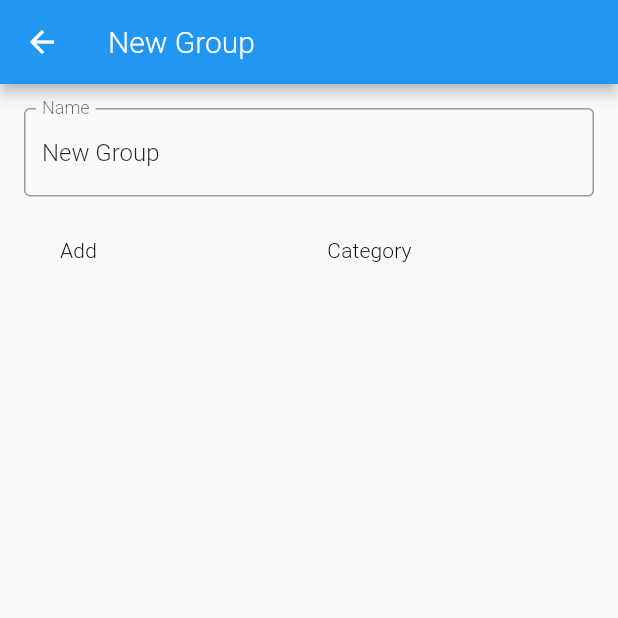
After one commit to EliasDolinsek/cashcockpit, a Flutter app: the GroupPage screen opened by its route, on a phone screen of 412 x 824 dp, the top half of it. The commit adds this screen. Run offline on Flutter 3.47's test engine with Material 2 defaults, Android fonts, the phone set to English and light mode, and no system bars; our stand-ins replace firebase_auth, firebase_database, flutter_masked_text, flutter_money_formatter; accounts and stored records are empty; statements that could not run were skipped.

Commit message:
Teile von Group-Widgets wurden erstellt

```diff
--- a/lib/core/category.dart
+++ b/lib/core/category.dart
@@ -19,13 +19,15 @@ class Category {
 class Goal {
 
   double amount;
+  bool enabled;
 
-  Goal({this.amount = 0});
+  Goal({this.amount = 0, this.enabled = false});
 
   factory Goal.fromSnapshot(DataSnapshot s, {bool useSubMap = false, String subMapCode = "goal"}) {
     Map<dynamic, dynamic> goalMap = useSubMap ? s.value[subMapCode] : s.value;
-    return Goal(amount: double.parse(goalMap["amount"].toString()));
+    return Goal(amount: double.parse(goalMap["amount"].toString()), enabled: goalMap["enabled"]);
   }
 
-  Map<String, dynamic> toMap() => {"amount": amount};
+  Map<String, dynamic> toMap() => {"amount": amount, "enabled": enabled};
+
 }
--- a/lib/core/data/data_provider.dart
+++ b/lib/core/data/data_provider.dart
@@ -54,6 +54,44 @@ class DataProvider {
       _setupOnRemoved();
     });
   }
+
+  //Listeners
+  void addCategoryEventListener(Function f(c)){
+    onCategoryAdded.add(f);
+    onCategoryRemoved.add(f);
+    onCategoryChanged.add(f);
+  }
+
+  void removeCategoryEventListener(Function f(c)){
+    onCategoryAdded.remove(f);
+    onCategoryRemoved.remove(f);
+    onCategoryChanged.remove(f);
+  }
+
+  void addBankAccountEventListener(Function f(b)){
+    onBankAccountAdded.add(f);
+    onBankAccountRemoved.add(f);
+    onBankAccountRemoved.add(f);
+  }
+
+  void removeBankAccountEventListener(Function f(b)){
+    onBankAccountAdded.remove(f);
+    onBankAccountRemoved.remove(f);
+    onBankAccountRemoved.remove(f);
+  }
+
+  void addGroupEventListener(Function f(g)){
+    onGroupAdded.add(f);
+    onGroupRemoved.add(f);
+    onGroupChanged.add(f);
+  }
+
+  void removeGroupEventListener(Function f(b)){
+    onGroupAdded.remove(f);
+    onGroupRemoved.remove(f);
+    onGroupChanged.remove(f);
+  }
+
 
   //Add
   Future<void> addBankAccount(BankAccount b) async {
--- a/lib/core/group.dart
+++ b/lib/core/group.dart
@@ -1,14 +1,13 @@
 import 'package:firebase_database/firebase_database.dart';
 
 class Group {
+  String id, name;
+  List<dynamic> categoryIDs;
 
-  String id, name;
-  List<String> categoryIDs;
+  Group(this.categoryIDs, {this.id, this.name = "New Group"});
 
-  Group({this.id, this.name = "New Group", this.categoryIDs = const []});
+  factory Group.fromSnapshot(DataSnapshot s) =>
+      Group(s.value["categoryIDs"], id: s.key, name: s.value["name"]);
 
-  factory Group.fromSnapshot(DataSnapshot s) => Group(
-      id: s.key, name: s.value["name"], categoryIDs: s.value["categoryIDs"]);
-
-  Map<String, dynamic> toMap() => {"name":name, "categoryIDs":categoryIDs};
+  Map<String, dynamic> toMap() => {"name": name, "categoryIDs": categoryIDs};
 }
--- a/lib/main.dart
+++ b/lib/main.dart
@@ -8,9 +8,11 @@ import './pages/sign_up_page.dart';
 
 import './pages/bank_account_page.dart';
 import './pages/category_page.dart';
+import './pages/group_page.dart';
 
 import './core/category.dart';
 import './core/bank_account.dart';
+import './core/group.dart';
 
 import './core/data/data_provider.dart';
 
@@ -39,6 +41,7 @@ class CashCockpit extends StatelessWidget {
             CategoryPage(Category(Goal()), false, dataProvider),
         "/bank_account": (context) =>
             BankAccountPage(BankAccount(), false, dataProvider),
+        "/group": (context) => GroupPage(Group([]), false, dataProvider),
       },
       onGenerateRoute: (RouteSettings settings) {
         final List<String> pathElements = settings.name.split('/');
--- a/lib/pages/bank_account_page.dart
+++ b/lib/pages/bank_account_page.dart
@@ -1,4 +1,3 @@
-import 'package:cash_cockpit/core/settings/settings.dart';
 import 'package:flutter/material.dart';
 
 import '../core/data/data_provider.dart';
@@ -116,7 +115,6 @@ class _BankAccountPageState extends State<BankAccountPage> {
                 ),
                 TextFormField(
                   controller: _balanceController,
-                  enabled: widget.bankAccount.balanceEnabled,
                   decoration: InputDecoration(
                       border: OutlineInputBorder(), labelText: "Balance"),
                   validator: (value) {
--- a/lib/pages/category_page.dart
+++ b/lib/pages/category_page.dart
@@ -5,6 +5,7 @@ import '../core/data/data_provider.dart';
 import '../core/currency/currency.dart';
 
 class CategoryPage extends StatefulWidget {
+
   final DataProvider dataProvider;
   Category category;
   final bool editMode;
@@ -99,7 +100,9 @@ class _CategoryPageState extends State<CategoryPage> {
                   border: OutlineInputBorder(),
                 ),
                 onChanged: (value) {
-                  widget.category.name = value;
+                  setState(() {
+                    widget.category.name = value;
+                  });
                 }),
             SizedBox(
               height: 8,
@@ -112,15 +115,23 @@ class _CategoryPageState extends State<CategoryPage> {
               ),
               onChanged: (value) {
                 try {
-                  widget.category.goal.amount = double.parse(value);
+                  widget.category.goal.amount = CurrencyFormatter.getAmountInputAsDouble(value, widget.dataProvider.settings);
                 } on Exception {
-                  //TODO
-                  print("Invalid Goal-Amount");
+                  Navigator.pop(context);
                 }
               },
             ),
             SizedBox(
               height: 8,
+            ),
+            CheckboxListTile(
+              value: widget.category.goal.enabled,
+              title: Text("Enable Goal"),
+              onChanged: (value){
+                setState(() {
+                  widget.category.goal.enabled = value;
+                });
+              },
             ),
             SizedBox(
               height: 16,
--- /dev/null
+++ b/lib/pages/group_page.dart
@@ -0,0 +1,137 @@
+import 'package:cash_cockpit/core/category.dart';
+import 'package:cash_cockpit/core/data/data_provider.dart';
+import 'package:cash_cockpit/core/group.dart';
+import 'package:flutter/material.dart';
+
+class GroupPage extends StatefulWidget {
+  final DataProvider dataProvider;
+  final bool editMode;
+  Group group;
+
+  GroupPage(this.group, this.editMode, this.dataProvider);
+
+  @override
+  State<StatefulWidget> createState() {
+    return _GroupPageState();
+  }
+}
+
+class _GroupPageState extends State<GroupPage> {
+  final _scaffoldKey = GlobalKey<ScaffoldState>();
+
+  TextEditingController _nameController;
+
+  Function _onGroupChanged;
+  Function _onGroupRemoved;
+
+  @override
+  void initState() {
+    super.initState();
+    _setupTextController();
+
+    _onGroupChanged = (updatedGroup) {
+      if (widget.group.id == updatedGroup.id) {
+        _scaffoldKey.currentState.showSnackBar(SnackBar(
+            content: Text(
+                "Updated values because group got edited on another device")));
+        setState(() {
+          widget.group = updatedGroup;
+        });
+      }
+    };
+
+    _onGroupRemoved = (removedGroup) {
+      if (widget.group.id == removedGroup.id) {
+        Navigator.pop(context);
+        showDialog(
+            context: context,
+            builder: (context) => AlertDialog(
+                  title: Text("Group got deleted"),
+                  content: Text(
+                      "${widget.group.name} got deleted on another device"),
+                  actions: <Widget>[
+                    MaterialButton(
+                      child: Text("Close"),
+                      onPressed: () => Navigator.pop(context),
+                    )
+                  ],
+                ));
+      }
+    };
+
+    widget.dataProvider.onGroupChanged.add(_onGroupChanged);
+    widget.dataProvider.onGroupRemoved.add(_onGroupRemoved);
+  }
+
+  @override
+  void dispose() {
+    super.dispose();
+    widget.dataProvider.onGroupChanged.remove(_onGroupChanged);
+    widget.dataProvider.onGroupRemoved.remove(_onGroupRemoved);
+  }
+
+  void _setupTextController() {
+    _nameController = TextEditingController(text: widget.group.name);
+  }
+
+  @override
+  Widget build(BuildContext context) {
+    return Scaffold(
+      key: _scaffoldKey,
+      appBar: AppBar(
+        title: Text(widget.group.name),
+      ),
+      body: Padding(
+        padding: EdgeInsets.all(16.0),
+        child: ListView(
+          children: <Widget>[
+            TextField(
+              controller: _nameController,
+              decoration: InputDecoration(
+                  labelText: "Name", border: OutlineInputBorder()),
+              onChanged: (value) {
+                setState(() {
+                  widget.group.name = value;
+                });
+              },
+            ),
+            SizedBox(
+              height: 8,
+            ),
+            DataTable(
+              columns: <DataColumn>[
+                DataColumn(label: Text("Add")),
+                DataColumn(label: Text("Category"))
+              ],
+              rows: widget.dataProvider.categories
+                  .map(
+                    (category) => DataRow(
+                          cells: <DataCell>[
+                            DataCell(
+                              Checkbox(
+                                  value: widget.group.categoryIDs
+                                      .contains(category.id),
+                                  onChanged: (value) {
+                                    setState(() {
+                                      if (value) {
+                                        widget.group.categoryIDs
+                                            .add(category.id);
+                                      } else {
+                                        widget.group.categoryIDs
+                                            .remove(category.id);
+                                      }
+                                    });
+                                  }),
+                            ),
+                            DataCell(Text(category.name))
+                          ],
+                        ),
+                  )
+                  .toList(),
+            )
+          ],
+        ),
+      ),
+    );
+  }
+}
```
Also changed, not shown: lib/layouts/database_layout.dart (+62 -15 lines), lib/widgets/group_item.dart (added, +75 -0 lines), 1 other file.
